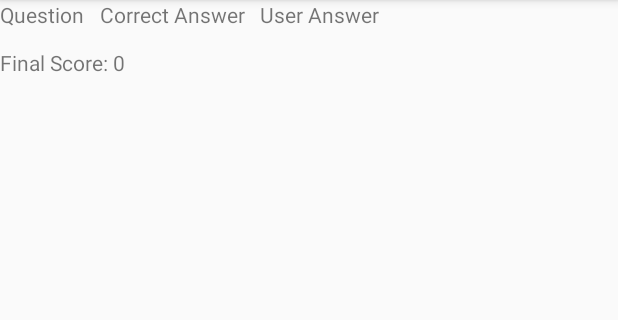
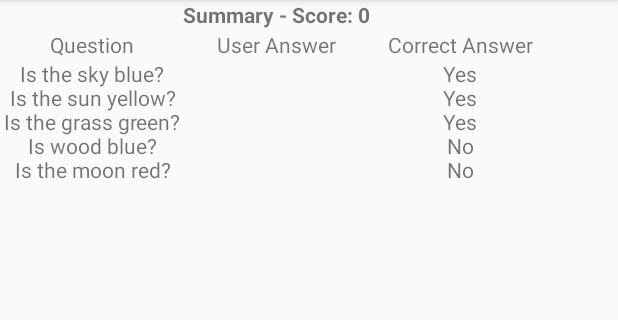
Before and after one commit to akiraaida/csci4100u, an Android app: the Summary screen opened directly, with no data from a screen before it, on a phone screen of 412 x 824 dp, the part 84-404 px from its top. Run offline under Robolectric (Android 15) with nearby library versions, the phone set to English and light mode, and no system bars; 2 statements that could not run were skipped.

Commit message:
Updated Assignment 1
- Added comments on my methods
- Moved the askQuestion logic into onActivityResult
- Cleaned up the activity layouts

```diff
--- a/assign01/app/src/main/java/ca/uoit/csci4100u/assign01/Summary.java
+++ b/assign01/app/src/main/java/ca/uoit/csci4100u/assign01/Summary.java
@@ -5,8 +5,19 @@ import android.support.v7.app.AppCompatActivity;
 import android.os.Bundle;
 import android.widget.TextView;
 
+/**
+ * The Summary activity. This activity is launched after
+ * all of the questions are answered displaying the game summary
+ * and score that the player received.
+ */
 public class Summary extends AppCompatActivity {
 
+    /**
+     * The onCreate method for the Summary activity which sets
+     * the display views with the questions, user answers, and
+     * the correct answers
+     * @param savedInstanceState The instances state of the activity
+     */
     @Override
     protected void onCreate(Bundle savedInstanceState) {
         super.onCreate(savedInstanceState);
@@ -15,26 +26,32 @@ public class Summary extends AppCompatActivity {
         int score = 0;
 
         String[] questions = getResources().getStringArray(R.array.questions);
-        int[] correctAnswers = getResources().getIntArray(R.array.answers);
+        String[] correctAnswers = getResources().getStringArray(R.array.answers);
 
-        Intent intent = getIntent();
-        int[] answers = intent.getIntArrayExtra(Intent.EXTRA_TEXT);
-        TextView textView = (TextView) findViewById(R.id.summary);
+        Intent summaryIntent = getIntent();
+        String[] userAnswers = summaryIntent.getStringArrayExtra(Intent.EXTRA_TEXT);
 
-        String quest = getResources().getString(R.string.quest);
-        String correctAnswer = getResources().getString(R.string.correct_answer);
-        String userAnswer = getResources().getString(R.string.user_answer);
+        TextView summaryTextView = (TextView) findViewById(R.id.summary);
+        TextView questionTextView = (TextView) findViewById(R.id.question);
+        TextView userAnswerTextView = (TextView) findViewById(R.id.userAnswer);
+        TextView correctAnswerTextView = (TextView) findViewById(R.id.correctAnswer);
 
-        String summary = quest + "\t" + correctAnswer + "\t" + userAnswer + "\n";
+        String questionString = "";
+        String userAnswerString = "";
+        String correctAnswerString = "";
         for (int i = 0; i < questions.length; ++i) {
-            summary += questions[i] + "\t" + answers[i] + "\t" + correctAnswers[i] + "\n";
-            if (answers[i] == correctAnswers[i]) {
-                score += 1;
+            questionString += questions[i] + "\n";
+            userAnswerString += userAnswers[i] + "\n";
+            correctAnswerString += correctAnswers[i] + "\n";
+
+            if (userAnswers[i].compareTo(correctAnswers[i]) == 0) {
+                ++score;
             }
         }
-        String finalScore = getResources().getString(R.string.final_score);
-        summary += "\n" + finalScore + " " + score;
 
-        textView.setText(summary);
+        summaryTextView.setText(summaryTextView.getText().toString() + " " + score);
+        questionTextView.setText(questionString);
+        userAnswerTextView.setText(userAnswerString);
+        correctAnswerTextView.setText(correctAnswerString);
     }
 }
--- a/assign01/app/src/main/res/layout/ask_question.xml
+++ b/assign01/app/src/main/res/layout/ask_question.xml
@@ -17,14 +17,16 @@
             android:id="@+id/question"
             android:layout_width="match_parent"
             android:layout_height="wrap_content"
-            android:text="" />
+            android:text=""
+            android:textAlignment="center" />
 
         <Button
             android:id="@+id/button4"
             android:layout_width="match_parent"
             android:layout_height="wrap_content"
             android:onClick="handleYes"
-            android:text="@string/yes" />
+            android:text="@string/yes"
+            android:textAlignment="center" />
 
         <Button
             android:id="@+id/button5"
--- a/assign01/app/src/main/res/layout/summary.xml
+++ b/assign01/app/src/main/res/layout/summary.xml
@@ -10,13 +10,91 @@
         android:layout_width="368dp"
         android:layout_height="495dp"
         android:orientation="vertical"
-        tools:layout_editor_absoluteX="8dp"
-        tools:layout_editor_absoluteY="8dp">
+        tools:layout_editor_absoluteY="8dp"
+        tools:layout_editor_absoluteX="8dp">
 
         <TextView
             android:id="@+id/summary"
             android:layout_width="match_parent"
-            android:layout_height="wrap_content"
-            android:text="TextView" />
+            android:layout_height="20dp"
+            android:text="@string/summary"
+            android:textAlignment="center"
+            android:textStyle="bold" />
+
+        <LinearLayout
+            android:layout_width="match_parent"
+            android:layout_height="match_parent"
+            android:orientation="horizontal"
+            tools:layout_editor_absoluteX="8dp"
+            tools:layout_editor_absoluteY="8dp">
+
+            <LinearLayout
+                android:layout_width="0dp"
+                android:layout_height="match_parent"
+                android:layout_weight="1"
+                android:orientation="vertical">
+
+                <TextView
+                    android:id="@+id/textView"
+                    android:layout_width="match_parent"
+                    android:layout_height="wrap_content"
+                    android:text="@string/quest"
+                    android:textAlignment="center" />
+
+                <TextView
+                    android:id="@+id/question"
+                    android:layout_width="match_parent"
+                    android:layout_height="wrap_content"
+                    android:layout_weight="1"
+                    android:text=""
+                    android:textAlignment="center" />
+            </LinearLayout>
+
+            <LinearLayout
+                android:layout_width="0dp"
+                android:layout_height="match_parent"
+                android:layout_weight="1"
+                android:orientation="vertical">
+
+                <TextView
+                    android:id="@+id/textView2"
+                    android:layout_width="match_parent"
+                    android:layout_height="wrap_content"
+                    android:text="@string/user_answer"
+                    android:textAlignment="center" />
+
+                <TextView
+                    android:id="@+id/userAnswer"
+                    android:layout_width="match_parent"
+                    android:layout_height="wrap_content"
+                    android:layout_weight="1"
+                    android:text=""
+                    android:textAlignment="center" />
+            </LinearLayout>
+
+            <LinearLayout
+                android:layout_width="0dp"
+                android:layout_height="match_parent"
+                android:layout_weight="1"
+                android:orientation="vertical">
+
+                <TextView
+                    android:id="@+id/textView3"
+                    android:layout_width="match_parent"
+                    android:layout_height="wrap_content"
+                    android:text="@string/correct_answer"
+                    android:textAlignment="center" />
+
+                <TextView
+                    android:id="@+id/correctAnswer"
+                    android:layout_width="match_parent"
+                    android:layout_height="0dp"
+                    android:layout_weight="1"
+                    android:text=""
+                    android:textAlignment="center" />
+            </LinearLayout>
+        </LinearLayout>
+
     </LinearLayout>
+
 </android.support.constraint.ConstraintLayout>
--- a/assign01/app/src/main/res/values/arrays.xml
+++ b/assign01/app/src/main/res/values/arrays.xml
@@ -8,11 +8,11 @@
         <item>Is the moon red?</item>
     </string-array>
 
-    <integer-array name="answers">
-        <item>1</item>
-        <item>1</item>
-        <item>1</item>
-        <item>0</item>
-        <item>0</item>
-    </integer-array>
+    <string-array name="answers">
+        <item>Yes</item>
+        <item>Yes</item>
+        <item>Yes</item>
+        <item>No</item>
+        <item>No</item>
+    </string-array>
 </resources>
--- a/assign01/app/src/main/res/values/strings.xml
+++ b/assign01/app/src/main/res/values/strings.xml
@@ -6,5 +6,5 @@
     <string name="quest">Question</string>
     <string name="user_answer">User Answer</string>
     <string name="correct_answer">Correct Answer</string>
-    <string name="final_score">Final Score:</string>
+    <string name="summary">Summary - Score:</string>
 </resources>
```
Also changed, not shown: assign01/app/src/main/java/ca/uoit/csci4100u/assign01/AskQuestion.java (+29 -8 lines), assign01/app/src/main/java/ca/uoit/csci4100u/assign01/MainMenu.java (+42 -20 lines).
